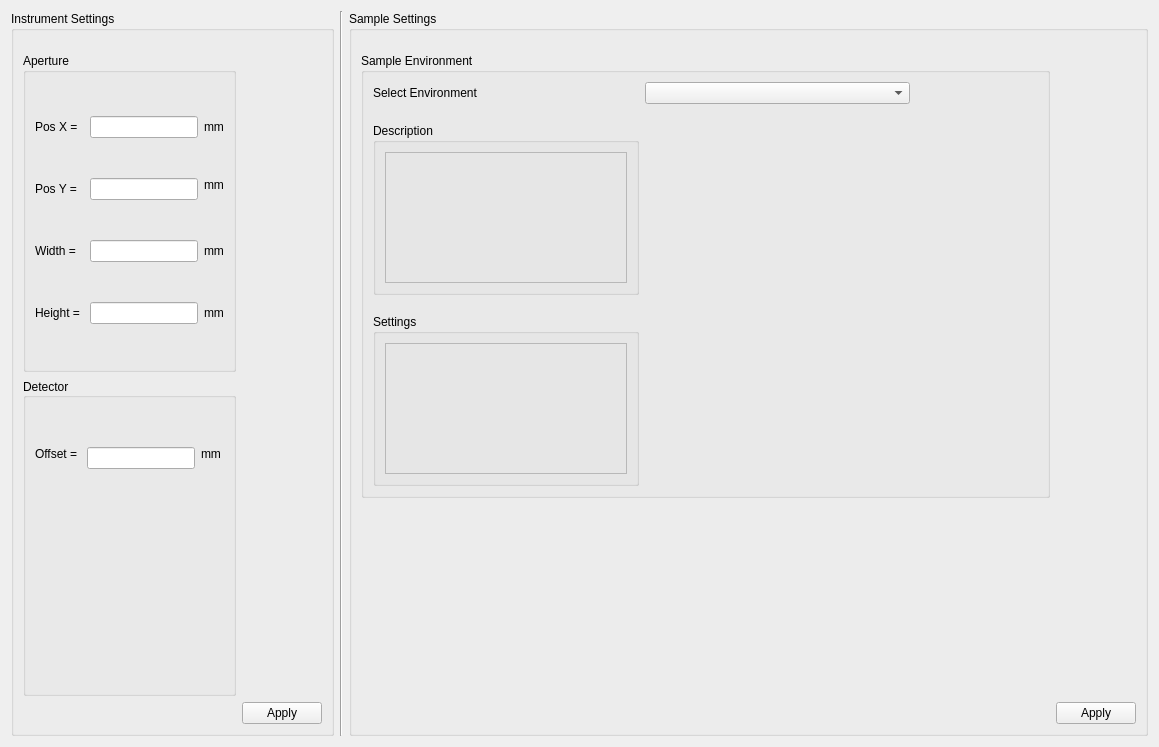
The window that nicos_ess/loki/gui/ui_files/exp_config.ui (jfkcooper/nicos) describes before a commit, drawn with Qt 5.
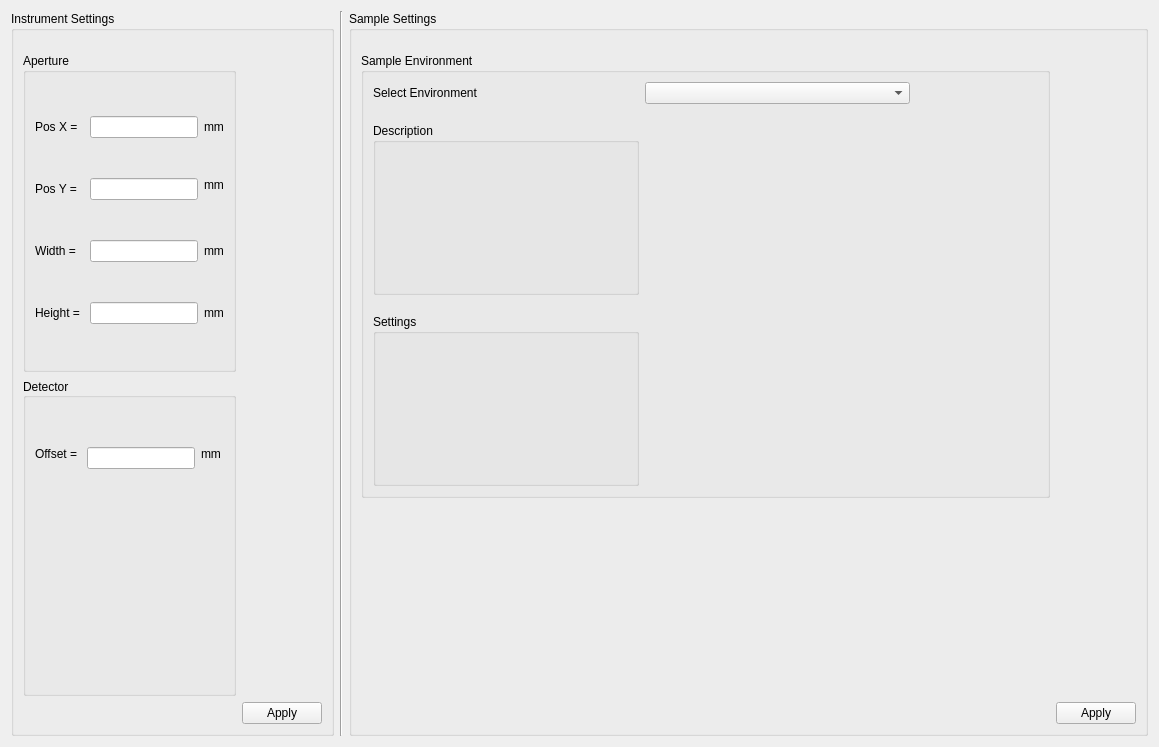
The same window after the commit.

Commit message: map changer settings to exp_config ui

What changed in the file:
```diff
--- a/nicos_ess/loki/gui/ui_files/exp_config.ui
+++ b/nicos_ess/loki/gui/ui_files/exp_config.ui
@@ -324,7 +324,7 @@
             <item row="0" column="0">
              <widget class="QFrame" name="frame">
               <property name="frameShape">
-               <enum>QFrame::StyledPanel</enum>
+               <enum>QFrame::NoFrame</enum>
               </property>
               <property name="frameShadow">
                <enum>QFrame::Raised</enum>
@@ -362,7 +362,7 @@
             <item row="0" column="0">
              <widget class="QFrame" name="frame_2">
               <property name="frameShape">
-               <enum>QFrame::StyledPanel</enum>
+               <enum>QFrame::NoFrame</enum>
               </property>
               <property name="frameShadow">
                <enum>QFrame::Raised</enum>
```
Left out of the diff: 2 changed lines with no effect on the pictures. The commit also changes 2 other files.
